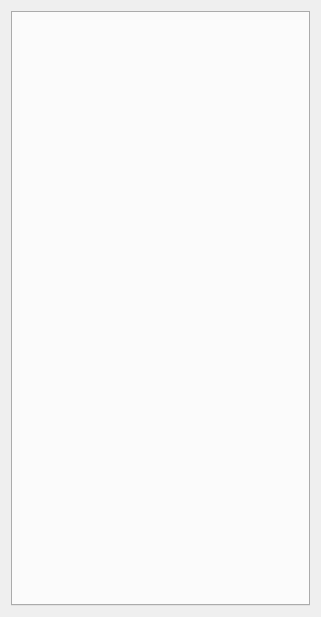
Old version of the form Ui_NGABrowser.ui in the repository persts/NGAImageBrowser.
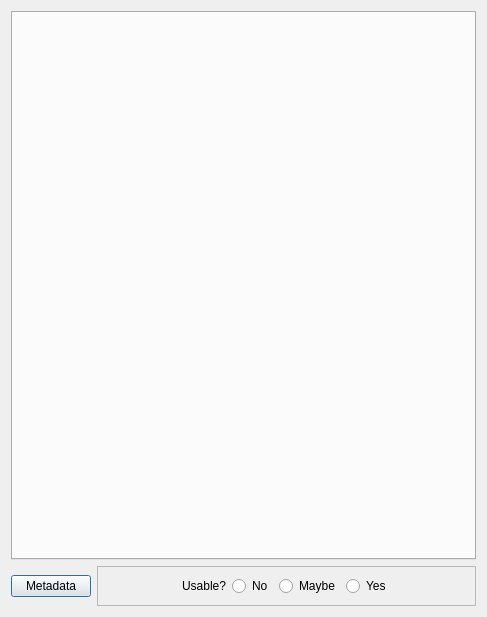
New version of the form.

Commit message: Added feature update directly from NGABrowserWindow

What changed in the file:
```diff
--- a/Ui_NGABrowser.ui
+++ b/Ui_NGABrowser.ui
@@ -6,21 +6,100 @@
    <rect>
     <x>0</x>
     <y>0</y>
-    <width>321</width>
+    <width>487</width>
     <height>617</height>
    </rect>
   </property>
   <property name="windowTitle">
    <string>NGABrowser</string>
   </property>
-  <layout class="QVBoxLayout" name="verticalLayout">
-   <item>
+  <layout class="QGridLayout" name="gridLayout">
+   <item row="0" column="0" colspan="2">
     <widget class="QTabWidget" name="tabWidget">
      <property name="currentIndex">
       <number>-1</number>
      </property>
     </widget>
    </item>
+   <item row="1" column="0">
+    <widget class="QPushButton" name="pButtonMetadata">
+     <property name="text">
+      <string>Metadata</string>
+     </property>
+    </widget>
+   </item>
+   <item row="1" column="1">
+    <widget class="QFrame" name="frameUsable">
+     <property name="maximumSize">
+      <size>
+       <width>16777215</width>
+       <height>100</height>
+      </size>
+     </property>
+     <property name="frameShape">
+      <enum>QFrame::StyledPanel</enum>
+     </property>
+     <property name="frameShadow">
+      <enum>QFrame::Raised</enum>
+     </property>
+     <layout class="QHBoxLayout" name="horizontalLayout">
+      <item>
+       <spacer name="horizontalSpacer_2">
+        <property name="orientation">
+         <enum>Qt::Horizontal</enum>
+        </property>
+        <property name="sizeHint" stdset="0">
+         <size>
+          <width>40</width>
+          <height>20</height>
+         </size>
+        </property>
+       </spacer>
+      </item>
+      <item>
+       <widget class="QLabel" name="label">
+        <property name="text">
+         <string>Usable?</string>
+        </property>
+       </widget>
+      </item>
+      <item>
+       <widget class="QRadioButton" name="rButtonNo">
+        <property name="text">
+         <string>No</string>
+        </property>
+       </widget>
+      </item>
+      <item>
+       <widget class="QRadioButton" name="rButtonMaybe">
+        <property name="text">
+         <string>Maybe</string>
+        </property>
+       </widget>
+      </item>
+      <item>
+       <widget class="QRadioButton" name="rButtonYes">
+        <property name="text">
+         <string>Yes</string>
+        </property>
+       </widget>
+      </item>
+      <item>
+       <spacer name="horizontalSpacer">
+        <property name="orientation">
+         <enum>Qt::Horizontal</enum>
+        </property>
+        <property name="sizeHint" stdset="0">
+         <size>
+          <width>40</width>
+          <height>20</height>
+         </size>
+        </property>
+       </spacer>
+      </item>
+     </layout>
+    </widget>
+   </item>
   </layout>
  </widget>
  <resources/>
```
The commit also changes 2 other files.
